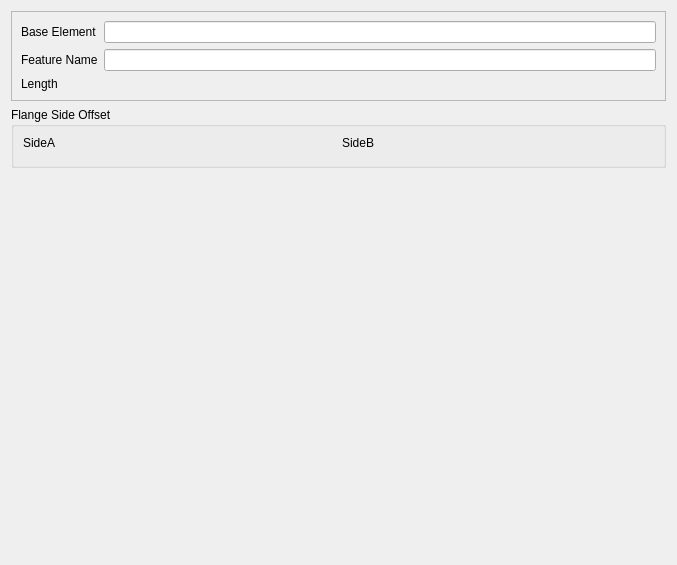
Old version of the form Resources/panels/ExtendTaskPanel.ui in the repository shaise/FreeCAD_SheetMetal.
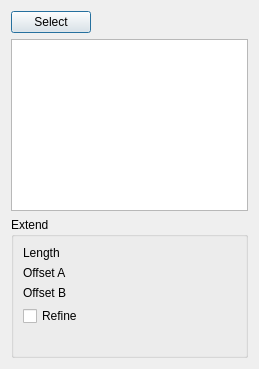
New version of the form. Custom widgets are drawn as their Qt base class.

Commit message: refactor the task panel system to simplify implementation.

Patch:
```diff
--- a/Resources/panels/ExtendTaskPanel.ui
+++ b/Resources/panels/ExtendTaskPanel.ui
@@ -6,104 +6,150 @@
    <rect>
     <x>0</x>
     <y>0</y>
-    <width>677</width>
-    <height>565</height>
+    <width>259</width>
+    <height>369</height>
    </rect>
   </property>
   <property name="windowTitle">
-   <string>Generate Sheet Metal base shape</string>
+   <string>Extend Parameters</string>
   </property>
   <layout class="QVBoxLayout" name="verticalLayout">
    <item>
-    <widget class="QFrame" name="frame">
-     <property name="frameShape">
-      <enum>QFrame::StyledPanel</enum>
+    <layout class="QHBoxLayout" name="horizontalLayout">
+     <property name="topMargin">
+      <number>0</number>
      </property>
-     <property name="frameShadow">
-      <enum>QFrame::Raised</enum>
+     <item>
+      <widget class="QPushButton" name="AddRemove">
+       <property name="text">
+        <string>Select</string>
+       </property>
+       <property name="checkable">
+        <bool>true</bool>
+       </property>
+       <property name="checked">
+        <bool>false</bool>
+       </property>
+      </widget>
+     </item>
+     <item>
+      <spacer name="horizontalSpacer">
+       <property name="orientation">
+        <enum>Qt::Horizontal</enum>
+       </property>
+       <property name="sizeHint" stdset="0">
+        <size>
+         <width>40</width>
+         <height>20</height>
+        </size>
+       </property>
+      </spacer>
+     </item>
+    </layout>
+   </item>
+   <item>
+    <widget class="QTreeWidget" name="tree">
+     <property name="sizePolicy">
+      <sizepolicy hsizetype="Expanding" vsizetype="Preferred">
+       <horstretch>0</horstretch>
+       <verstretch>0</verstretch>
+      </sizepolicy>
      </property>
-     <layout class="QGridLayout" name="gridLayout">
-      <item row="0" column="2">
-       <widget class="QLineEdit" name="txtBaseElement"/>
-      </item>
-      <item row="1" column="0">
-       <widget class="QLabel" name="label_2">
-        <property name="text">
-         <string>Feature Name</string>
-        </property>
-       </widget>
-      </item>
-      <item row="0" column="0">
-       <widget class="QLabel" name="label">
-        <property name="text">
-         <string>Base Element</string>
-        </property>
-       </widget>
-      </item>
-      <item row="2" column="0">
-       <widget class="QLabel" name="label_3">
-        <property name="text">
-         <string>Length</string>
-        </property>
-       </widget>
-      </item>
-      <item row="1" column="2">
-       <widget class="QLineEdit" name="txtFeatureName"/>
-      </item>
-      <item row="2" column="2">
-       <widget class="Gui::PrefUnitSpinBox" name="unitLength"/>
-      </item>
-     </layout>
+     <property name="headerHidden">
+      <bool>true</bool>
+     </property>
+     <column>
+      <property name="text">
+       <string>Name</string>
+      </property>
+     </column>
+     <column>
+      <property name="text">
+       <string>SubElement</string>
+      </property>
+     </column>
     </widget>
    </item>
    <item>
     <widget class="QGroupBox" name="groupBox">
      <property name="title">
-      <string>Flange Side Offset</string>
-     </property>
-     <property name="flat">
-      <bool>false</bool>
-     </property>
-     <property name="checkable">
-      <bool>false</bool>
+      <string>Extend</string>
      </property>
      <layout class="QGridLayout" name="gridLayout_2">
-      <item row="0" column="0">
-       <widget class="QLabel" name="label_4">
-        <property name="text">
-         <string>SideA</string>
+      <item row="2" column="1">
+       <widget class="Gui::QuantitySpinBox" name="OffsetB" native="true">
+        <property name="unit" stdset="0">
+         <string notr="true">mm</string>
         </property>
-       </widget>
+      </widget>
+      </item>
+      <item row="4" column="0">
+       <spacer name="verticalSpacer">
+        <property name="orientation">
+         <enum>Qt::Vertical</enum>
+        </property>
+        <property name="sizeHint" stdset="0">
+         <size>
+          <width>20</width>
+          <height>40</height>
+         </size>
+        </property>
+       </spacer>
       </item>
       <item row="0" column="1">
+       <widget class="Gui::QuantitySpinBox" name="Length" native="true">
+        <property name="unit" stdset="0">
+         <string notr="true">mm</string>
+        </property>
+        <property name="minimum" stdset="0">
+         <double>0.0</double>
+        </property>
+       </widget>
+      </item>
+      <item row="0" column="0">
+       <widget class="QLabel" name="label_3">
+        <property name="text">
+         <string>Length</string>
+        </property>
+       </widget>
+      </item>
+      <item row="1" column="0">
+       <widget class="QLabel" name="label_4">
+        <property name="text">
+         <string>Offset A</string>
+        </property>
+       </widget>
+      </item>
+      <item row="2" column="0">
        <widget class="QLabel" name="label_5">
+        <property name="sizePolicy">
+         <sizepolicy hsizetype="MinimumExpanding" vsizetype="Preferred">
+          <horstretch>0</horstretch>
+          <verstretch>0</verstretch>
+         </sizepolicy>
+        </property>
         <property name="text">
-         <string>SideB</string>
+         <string>Offset B</string>
         </property>
        </widget>
       </item>
-      <item row="1" column="0">
-       <widget class="Gui::PrefUnitSpinBox" name="unitOffsetA"/>
-      </item>
       <item row="1" column="1">
-       <widget class="Gui::PrefUnitSpinBox" name="unitOffsetB"/>
+       <widget class="Gui::QuantitySpinBox" name="OffsetA" native="true">
+        <property name="unit" stdset="0">
+         <string notr="true">mm</string>
+        </property>
+       </widget>
+      </item>
+      <item row="3" column="0">
+       <widget class="QCheckBox" name="RefineCheckbox">
+        <property name="text">
+         <string>Refine</string>
+        </property>
+       </widget>
       </item>
      </layout>
     </widget>
    </item>
-   <item>
-    <spacer name="verticalSpacer">
-     <property name="orientation">
-      <enum>Qt::Vertical</enum>
-     </property>
-     <property name="sizeHint" stdset="0">
-      <size>
-       <width>20</width>
-       <height>40</height>
-      </size>
-     </property>
-    </spacer>
-   </item>
   </layout>
  </widget>
  <customwidgets>
@@ -112,11 +158,6 @@
    <extends>QWidget</extends>
    <header>Gui/QuantitySpinBox.h</header>
   </customwidget>
-  <customwidget>
-   <class>Gui::PrefUnitSpinBox</class>
-   <extends>Gui::QuantitySpinBox</extends>
-   <header>Gui/PrefWidgets.h</header>
-  </customwidget>
  </customwidgets>
  <resources/>
  <connections/>
```
Left out of the diff: 6 changed lines with no effect on the pictures. The commit also changes 10 other files.
